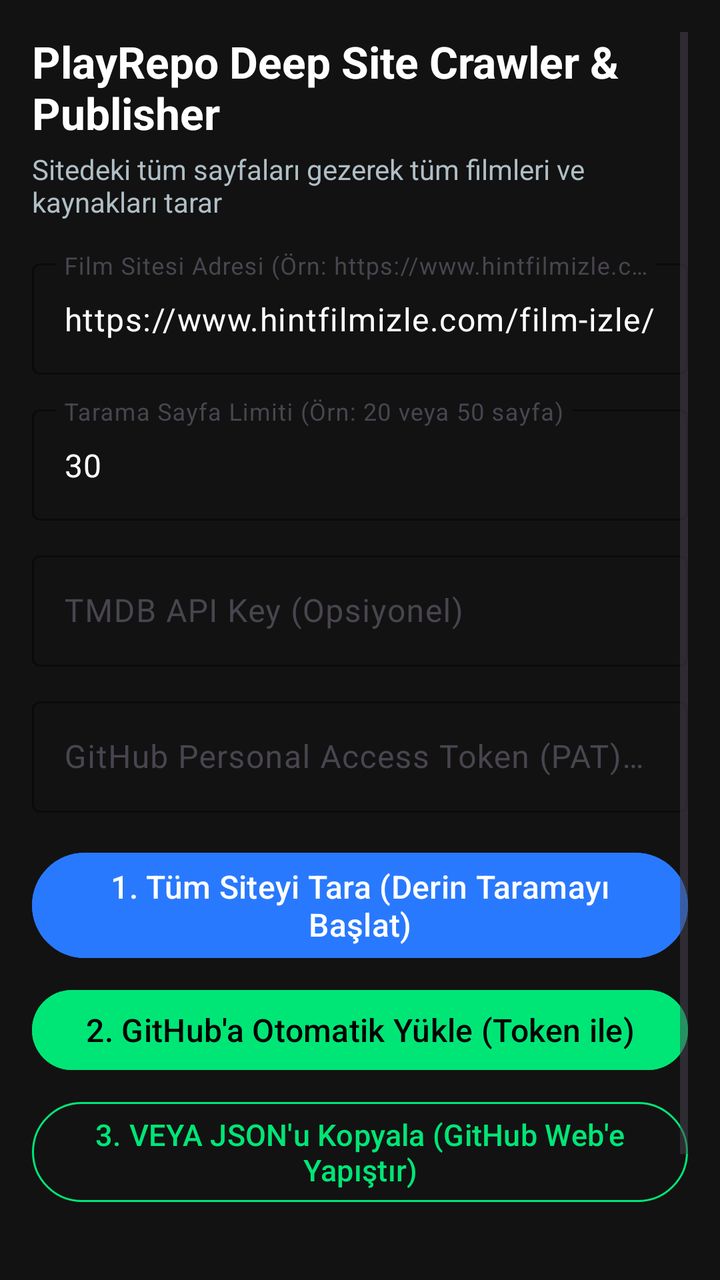
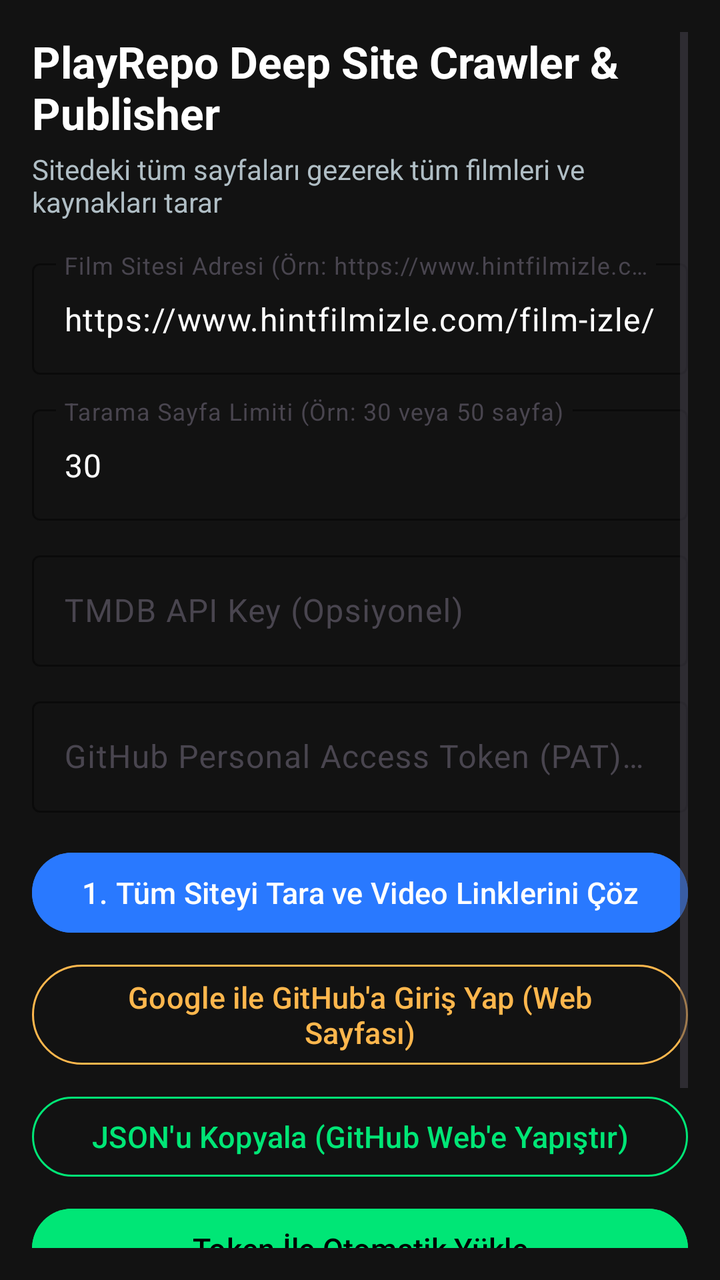

Compare the two renders of this Android layout. The source of the first and the diff that turns it into the second are given below.
<!-- AndroidManifest.xml: application theme Theme.Material3.DayNight.NoActionBar -->
<!-- res/layout/activity_main.xml -->
<?xml version="1.0" encoding="utf-8"?>
<ScrollView xmlns:android="http://schemas.android.com/apk/res/android"
    xmlns:app="http://schemas.android.com/apk/res-auto"
    android:layout_width="match_parent"
    android:layout_height="match_parent"
    android:background="#121212"
    android:padding="16dp">

    <LinearLayout
        android:layout_width="match_parent"
        android:layout_height="wrap_content"
        android:orientation="vertical">

        <TextView
            android:layout_width="wrap_content"
            android:layout_height="wrap_content"
            android:text="PlayRepo Deep Site Crawler &amp; Publisher"
            android:textColor="#FFFFFF"
            android:textSize="22sp"
            android:textStyle="bold" />

        <TextView
            android:layout_width="wrap_content"
            android:layout_height="wrap_content"
            android:layout_marginTop="4dp"
            android:text="Sitedeki tüm sayfaları gezerek tüm filmleri ve kaynakları tarar"
            android:textColor="#B0BEC5"
            android:textSize="14sp" />

        
        <com.google.android.material.textfield.TextInputLayout
            style="@style/Widget.Material3.TextInputLayout.OutlinedBox"
            android:layout_width="match_parent"
            android:layout_height="wrap_content"
            android:layout_marginTop="16dp"
            android:hint="Film Sitesi Adresi (Örn: https://www.hintfilmizle.com/film-izle/)"
            app:boxStrokeColor="#00E676"
            app:hintTextColor="#00E676">

            <com.google.android.material.textfield.TextInputEditText
                android:id="@+id/etSiteUrl"
                android:layout_width="match_parent"
                android:layout_height="wrap_content"
                android:inputType="textUri"
                android:text="https://www.hintfilmizle.com/film-izle/"
                android:textColor="#FFFFFF" />
        </com.google.android.material.textfield.TextInputLayout>

        
        <com.google.android.material.textfield.TextInputLayout
            style="@style/Widget.Material3.TextInputLayout.OutlinedBox"
            android:layout_width="match_parent"
            android:layout_height="wrap_content"
            android:layout_marginTop="12dp"
            android:hint="Tarama Sayfa Limiti (Örn: 20 veya 50 sayfa)"
            app:boxStrokeColor="#00E676"
            app:hintTextColor="#00E676">

            <com.google.android.material.textfield.TextInputEditText
                android:id="@+id/etMaxPages"
                android:layout_width="match_parent"
                android:layout_height="wrap_content"
                android:inputType="number"
                android:text="30"
                android:textColor="#FFFFFF" />
        </com.google.android.material.textfield.TextInputLayout>

        
        <com.google.android.material.textfield.TextInputLayout
            style="@style/Widget.Material3.TextInputLayout.OutlinedBox"
            android:layout_width="match_parent"
            android:layout_height="wrap_content"
            android:layout_marginTop="12dp"
            android:hint="TMDB API Key (Opsiyonel)"
            app:boxStrokeColor="#00E676"
            app:hintTextColor="#00E676">

            <com.google.android.material.textfield.TextInputEditText
                android:id="@+id/etTmdbApiKey"
                android:layout_width="match_parent"
                android:layout_height="wrap_content"
                android:inputType="text"
                android:textColor="#FFFFFF" />
        </com.google.android.material.textfield.TextInputLayout>

        
        <com.google.android.material.textfield.TextInputLayout
            style="@style/Widget.Material3.TextInputLayout.OutlinedBox"
            android:layout_width="match_parent"
            android:layout_height="wrap_content"
            android:layout_marginTop="12dp"
            android:hint="GitHub Personal Access Token (PAT) (Opsiyonel)"
            app:boxStrokeColor="#00E676"
            app:hintTextColor="#00E676">

            <com.google.android.material.textfield.TextInputEditText
                android:id="@+id/etGithubToken"
                android:layout_width="match_parent"
                android:layout_height="wrap_content"
                android:inputType="textPassword"
                android:textColor="#FFFFFF" />
        </com.google.android.material.textfield.TextInputLayout>

        
        <com.google.android.material.button.MaterialButton
            android:id="@+id/btnCrawlSite"
            android:layout_width="match_parent"
            android:layout_height="wrap_content"
            android:layout_marginTop="16dp"
            android:backgroundTint="#2979FF"
            android:text="1. Tüm Siteyi Tara (Derin Taramayı Başlat)"
            android:textColor="#FFFFFF"
            android:textSize="16sp" />

        <com.google.android.material.button.MaterialButton
            android:id="@+id/btnPublishBatch"
            android:layout_width="match_parent"
            android:layout_height="wrap_content"
            android:layout_marginTop="8dp"
            android:backgroundTint="#00E676"
            android:enabled="false"
            android:text="2. GitHub'a Otomatik Yükle (Token ile)"
            android:textColor="#000000"
            android:textSize="16sp" />

        <com.google.android.material.button.MaterialButton
            android:id="@+id/btnCopyJson"
            style="@style/Widget.Material3.Button.OutlinedButton"
            android:layout_width="match_parent"
            android:layout_height="wrap_content"
            android:layout_marginTop="8dp"
            android:enabled="false"
            android:text="3. VEYA JSON'u Kopyala (GitHub Web'e Yapıştır)"
            android:textColor="#00E676"
            android:textSize="15sp"
            app:strokeColor="#00E676" />

        
        <TextView
            android:layout_width="wrap_content"
            android:layout_height="wrap_content"
            android:layout_marginTop="20dp"
            android:text="İşlem Durumu ve Çıktı:"
            android:textColor="#B0BEC5"
            android:textStyle="bold" />

        <TextView
            android:id="@+id/tvStatus"
            android:layout_width="match_parent"
            android:layout_height="wrap_content"
            android:layout_marginTop="8dp"
            android:background="#1E1E1E"
            android:padding="12dp"
            android:text="Henüz işlem yapılmadı."
            android:textColor="#00E676"
            android:textSize="13sp" />

    </LinearLayout>
</ScrollView>
<!-- resources referenced by this layout -->
<resources>

</resources>

<!-- the commit's change to res/layout/activity_main.xml (unified diff, before → after) -->
@@ -52,7 +52,7 @@
             android:layout_width="match_parent"
             android:layout_height="wrap_content"
             android:layout_marginTop="12dp"
-            android:hint="Tarama Sayfa Limiti (Örn: 20 veya 50 sayfa)"
+            android:hint="Tarama Sayfa Limiti (Örn: 30 veya 50 sayfa)"
             app:boxStrokeColor="#00E676"
             app:hintTextColor="#00E676">
 
@@ -108,9 +108,32 @@
             android:layout_height="wrap_content"
             android:layout_marginTop="16dp"
             android:backgroundTint="#2979FF"
-            android:text="1. Tüm Siteyi Tara (Derin Taramayı Başlat)"
+            android:text="1. Tüm Siteyi Tara ve Video Linklerini Çöz"
             android:textColor="#FFFFFF"
-            android:textSize="16sp" />
+            android:textSize="15sp" />
+
+        <com.google.android.material.button.MaterialButton
+            android:id="@+id/btnOpenGithubWeb"
+            style="@style/Widget.Material3.Button.OutlinedButton"
+            android:layout_width="match_parent"
+            android:layout_height="wrap_content"
+            android:layout_marginTop="8dp"
+            android:text="Google ile GitHub'a Giriş Yap (Web Sayfası)"
+            android:textColor="#FFB74D"
+            android:textSize="15sp"
+            app:strokeColor="#FFB74D" />
+
+        <com.google.android.material.button.MaterialButton
+            android:id="@+id/btnCopyJson"
+            style="@style/Widget.Material3.Button.OutlinedButton"
+            android:layout_width="match_parent"
+            android:layout_height="wrap_content"
+            android:layout_marginTop="8dp"
+            android:enabled="false"
+            android:text="JSON'u Kopyala (GitHub Web'e Yapıştır)"
+            android:textColor="#00E676"
+            android:textSize="15sp"
+            app:strokeColor="#00E676" />
 
         <com.google.android.material.button.MaterialButton
             android:id="@+id/btnPublishBatch"
@@ -119,21 +142,9 @@
             android:layout_marginTop="8dp"
             android:backgroundTint="#00E676"
             android:enabled="false"
-            android:text="2. GitHub'a Otomatik Yükle (Token ile)"
+            android:text="Token İle Otomatik Yükle"
             android:textColor="#000000"
-            android:textSize="16sp" />
-
-        <com.google.android.material.button.MaterialButton
-            android:id="@+id/btnCopyJson"
-            style="@style/Widget.Material3.Button.OutlinedButton"
-            android:layout_width="match_parent"
-            android:layout_height="wrap_content"
-            android:layout_marginTop="8dp"
-            android:enabled="false"
-            android:text="3. VEYA JSON'u Kopyala (GitHub Web'e Yapıştır)"
-            android:textColor="#00E676"
-            android:textSize="15sp"
-            app:strokeColor="#00E676" />
+            android:textSize="15sp" />
 
         
         <TextView
